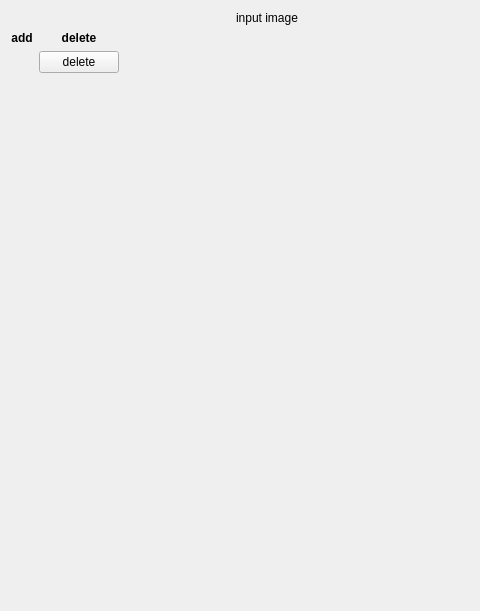
Old version of the form VevoxEditor/gui.ui in the repository aaron1699/FinalYearProject; both pictures show x 0 to 480 and y 0 to 611 of the 1052 by 611 pixel window.
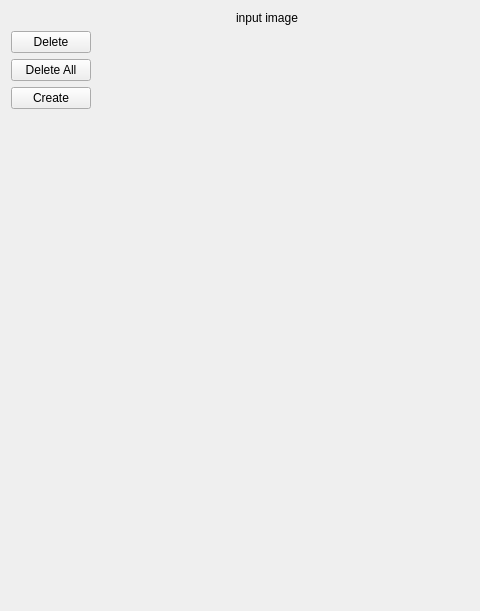
New version of the form.

Patch:
```diff
--- a/VevoxEditor/gui.ui
+++ b/VevoxEditor/gui.ui
@@ -59,48 +59,37 @@
    <item>
     <layout class="QHBoxLayout" name="horizontalLayout">
      <item>
-      <layout class="QVBoxLayout" name="verticalLayout_2">
-       <item>
-        <widget class="QLabel" name="label_3">
-         <property name="text">
-          <string>&lt;html&gt;&lt;head/&gt;&lt;body&gt;&lt;p align=&quot;center&quot;&gt;&lt;span style=&quot; font-weight:600;&quot;&gt;add&lt;/span&gt;&lt;/p&gt;&lt;/body&gt;&lt;/html&gt;</string>
-         </property>
-        </widget>
-       </item>
-       <item>
-        <spacer name="verticalSpacer">
-         <property name="orientation">
-          <enum>Qt::Vertical</enum>
-         </property>
-         <property name="sizeHint" stdset="0">
-          <size>
-           <width>20</width>
-           <height>40</height>
-          </size>
-         </property>
-        </spacer>
-       </item>
-      </layout>
+      <layout class="QVBoxLayout" name="verticalLayout_2"/>
      </item>
      <item>
       <layout class="QVBoxLayout" name="verticalLayout_4">
-       <item>
-        <widget class="QLabel" name="label">
-         <property name="text">
-          <string>&lt;html&gt;&lt;head/&gt;&lt;body&gt;&lt;p align=&quot;center&quot;&gt;&lt;span style=&quot; font-weight:600;&quot;&gt;delete&lt;/span&gt;&lt;/p&gt;&lt;/body&gt;&lt;/html&gt;</string>
-         </property>
-        </widget>
-       </item>
        <item>
         <widget class="QPushButton" name="deleteButton">
          <property name="text">
-          <string>delete</string>
+          <string>Delete</string>
          </property>
          <property name="checkable">
           <bool>true</bool>
          </property>
         </widget>
        </item>
+       <item>
+        <widget class="QPushButton" name="deleteAllButton">
+         <property name="text">
+          <string>Delete All</string>
+         </property>
+         <property name="checkable">
+          <bool>true</bool>
+         </property>
+        </widget>
+       </item>
+       <item>
+        <widget class="QPushButton" name="doneButton">
+         <property name="text">
+          <string>Create</string>
+         </property>
+        </widget>
+       </item>
        <item>
         <spacer name="verticalSpacer_2">
          <property name="orientation">
```
